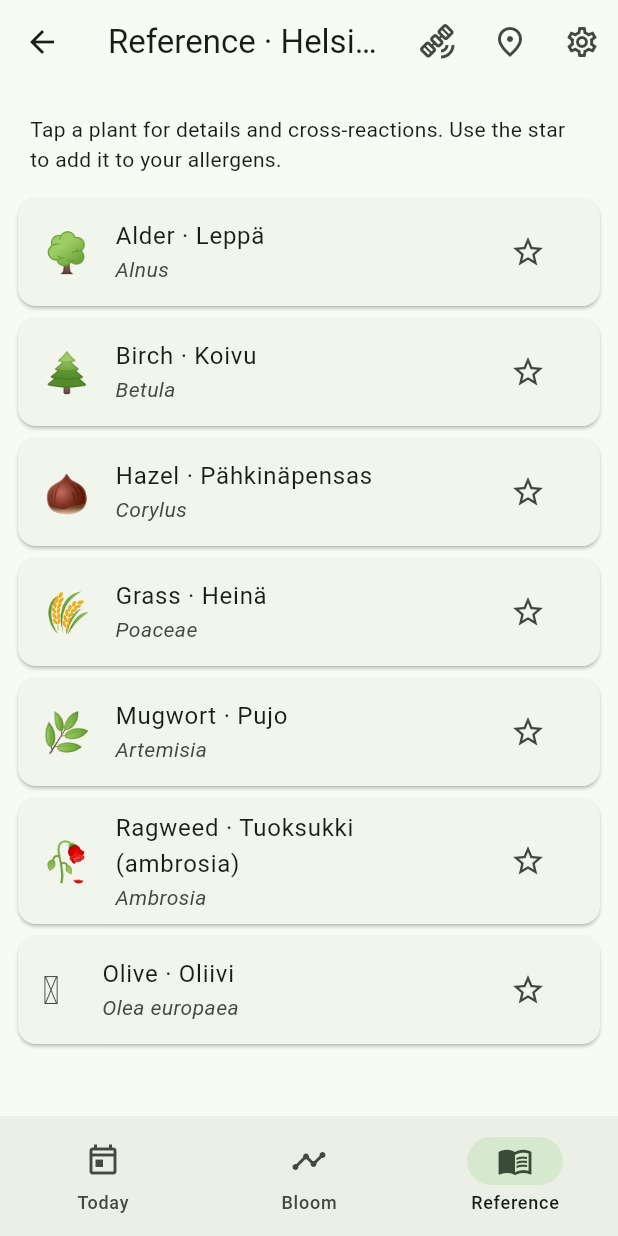
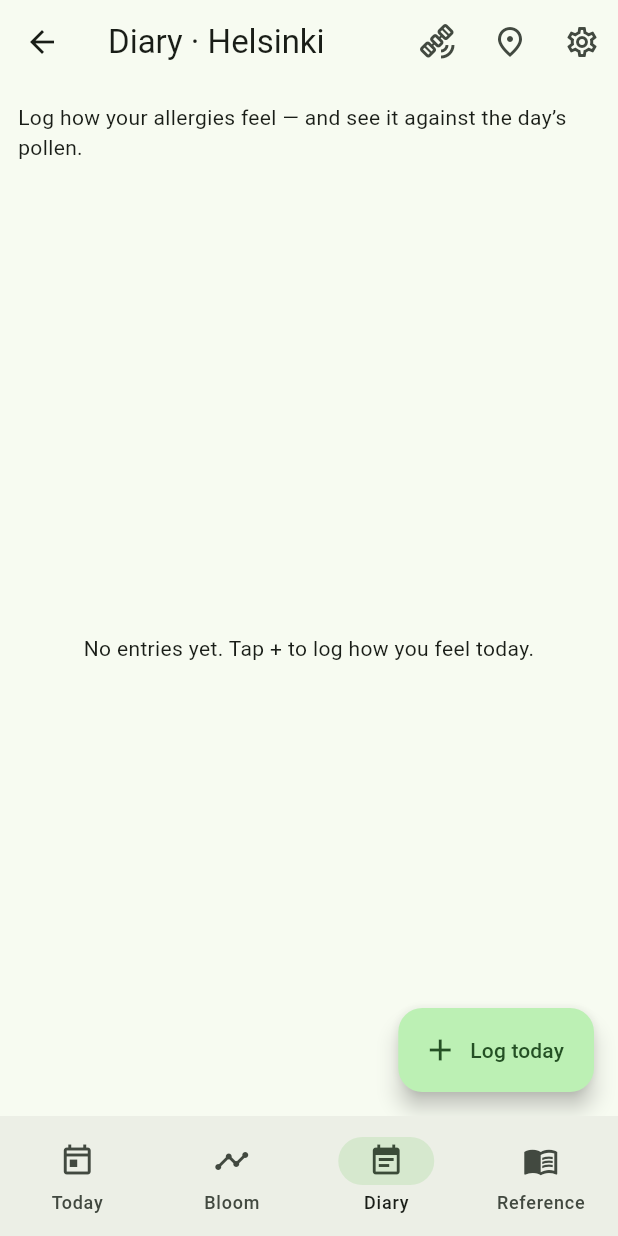
Before and after one commit to Technodystopia/Allergy, a Flutter app: the HomeShell screen opened directly, item 3 of the bottom bar chosen, on a phone screen of 412 x 824 dp. Run offline on Flutter 3.47's test engine with Material 3 defaults, Android fonts, the phone set to English and light mode, and no system bars; our stand-ins replace fl_chart, flutter_local_notifications, geocoding, geolocator, shared_preferences, timezone; accounts and stored records are empty.

Commit message:
Add symptom diary
A 4th tab to log daily symptom severity (none/mild/moderate/severe) with an
optional note. Each entry snapshots that day's worst pollen level so symptoms
can be read against exposure. Persisted to prefs; localised FI/EN. Test covers
log/replace/persist/delete.

Co-Authored-By: Claude Opus 4.8 <noreply@anthropic.com>

```diff
--- a/lib/app_state.dart
+++ b/lib/app_state.dart
@@ -41,6 +41,7 @@ class AppState extends ChangeNotifier {
   static const _kAlertHour = 'alert_hour';
   static const _kAlertMinute = 'alert_minute';
   static const _kLang = 'language';
+  static const _kDiary = 'symptom_diary';
 
   Set<String> _selected = {};
   String _homeId = 'helsinki';
@@ -52,6 +53,7 @@ class AppState extends ChangeNotifier {
   int alertHour = 7;
   int alertMinute = 0;
   AppLang _lang = AppLang.en;
+  List<SymptomEntry> _diary = [];
   AppLocation? _gpsLocation;
 
   /// True while a GPS fix is being acquired.
@@ -79,6 +81,43 @@ class AppState extends ChangeNotifier {
     _lang = lang;
     await prefs.setString(_kLang, lang == AppLang.fi ? 'fi' : 'en');
     notifyListeners();
+  }
+
+  /// Diary entries, most recent first.
+  List<SymptomEntry> get diary =>
+      [..._diary]..sort((a, b) => b.dayKey.compareTo(a.dayKey));
+
+  String _dayKey(DateTime d) =>
+      '${d.year}-${d.month.toString().padLeft(2, '0')}-${d.day.toString().padLeft(2, '0')}';
+
+  SymptomEntry? get todayEntry {
+    final key = _dayKey(DateTime.now());
+    for (final e in _diary) {
+      if (e.dayKey == key) return e;
+    }
+    return null;
+  }
+
+  /// Logs (or replaces) today's symptom entry, snapshotting today's worst level.
+  Future<void> logToday(int severity, String note) async {
+    final key = _dayKey(DateTime.now());
+    final rank = worstToday()?.level.rank ?? -1;
+    _diary.removeWhere((e) => e.dayKey == key);
+    _diary.add(SymptomEntry(
+        dayKey: key, severity: severity, pollenRank: rank, note: note));
+    await _saveDiary();
+    notifyListeners();
+  }
+
+  Future<void> deleteDiaryEntry(String dayKey) async {
+    _diary.removeWhere((e) => e.dayKey == dayKey);
+    await _saveDiary();
+    notifyListeners();
+  }
+
+  Future<void> _saveDiary() async {
+    await prefs.setString(
+        _kDiary, json.encode(_diary.map((e) => e.toJson()).toList()));
   }
 
   PollenSource get currentSource =>
@@ -120,6 +159,17 @@ class AppState extends ChangeNotifier {
     alertHour = prefs.getInt(_kAlertHour) ?? 7;
     alertMinute = prefs.getInt(_kAlertMinute) ?? 0;
     _lang = (prefs.getString(_kLang) == 'fi') ? AppLang.fi : AppLang.en;
+
+    final diaryStr = prefs.getString(_kDiary);
+    if (diaryStr != null) {
+      try {
+        _diary = (json.decode(diaryStr) as List)
+            .map((e) => SymptomEntry.fromJson(e as Map<String, dynamic>))
+            .toList();
+      } catch (_) {
+        _diary = [];
+      }
+    }
 
     final lat = prefs.getDouble(_kGpsLat);
     final lon = prefs.getDouble(_kGpsLon);
--- a/lib/l10n.dart
+++ b/lib/l10n.dart
@@ -114,6 +114,36 @@ class L10n {
   String get language => _('Language', 'Kieli');
   String get english => _('English', 'Englanti');
   String get finnish => _('Finnish', 'Suomi');
+
+  // --- diary ---
+  String get diary => _('Diary', 'Päiväkirja');
+  String get diaryHeader => _(
+      'Log how your allergies feel — and see it against the day’s pollen.',
+      'Kirjaa miltä allergiasi tuntuu — ja vertaa päivän siitepölyyn.');
+  String get diaryEmpty => _(
+      'No entries yet. Tap + to log how you feel today.',
+      'Ei merkintöjä. Napauta + kirjataksesi olosi tänään.');
+  String get logTitle => _('How do you feel today?', 'Miltä tänään tuntuu?');
+  String get noteHint => _('Note (optional)', 'Muistiinpano (valinnainen)');
+  String get save => _('Save', 'Tallenna');
+  String get logToday => _('Log today', 'Kirjaa tänään');
+  String get delete => _('Delete', 'Poista');
+  String pollenThatDay(String level) =>
+      _('Pollen: $level', 'Siitepöly: $level');
+  String get pollenUnknown => _('Pollen: n/a', 'Siitepöly: –');
+
+  String severity(int s) {
+    switch (s) {
+      case 0:
+        return _('No symptoms', 'Ei oireita');
+      case 1:
+        return _('Mild', 'Lieviä');
+      case 2:
+        return _('Moderate', 'Kohtalaisia');
+      default:
+        return _('Severe', 'Voimakkaita');
+    }
+  }
 
   // --- relative time ---
   String get justNow => _('just now', 'juuri nyt');
--- a/lib/models.dart
+++ b/lib/models.dart
@@ -230,6 +230,35 @@ class DailyPollen {
   }
 }
 
+/// A user's symptom log for one day, with a snapshot of that day's worst
+/// pollen level (so symptoms can be read against exposure later).
+class SymptomEntry {
+  final String dayKey; // yyyy-MM-dd
+  final int severity; // 0 none · 1 mild · 2 moderate · 3 severe
+  final int pollenRank; // worst PollenLevel.rank that day at log time (-1 unknown)
+  final String note;
+  const SymptomEntry({
+    required this.dayKey,
+    required this.severity,
+    required this.pollenRank,
+    this.note = '',
+  });
+
+  Map<String, dynamic> toJson() => {
+        'day': dayKey,
+        'sev': severity,
+        'rank': pollenRank,
+        if (note.isNotEmpty) 'note': note,
+      };
+
+  factory SymptomEntry.fromJson(Map<String, dynamic> j) => SymptomEntry(
+        dayKey: j['day'] as String,
+        severity: j['sev'] as int,
+        pollenRank: (j['rank'] as int?) ?? -1,
+        note: (j['note'] as String?) ?? '',
+      );
+}
+
 /// Where an allergen is in its flowering cycle right now.
 enum BloomStage {
   dormant('Pre-season', 'Not flowering yet'),
--- /dev/null
+++ b/lib/screens/diary_screen.dart
@@ -0,0 +1,154 @@
+import 'package:flutter/material.dart';
+import 'package:provider/provider.dart';
+
+import '../app_state.dart';
+import '../models.dart';
+
+/// Colours for the 4 severity levels (green → red).
+const _sevColors = [
+  Color(0xFF43A047),
+  Color(0xFFFBC02D),
+  Color(0xFFFB8C00),
+  Color(0xFFE53935),
+];
+
+class DiaryScreen extends StatelessWidget {
+  const DiaryScreen({super.key});
+
+  @override
+  Widget build(BuildContext context) {
+    final state = context.watch<AppState>();
+    final s = state.s;
+    final entries = state.diary;
+
+    return Scaffold(
+      body: Column(
+        children: [
+          Padding(
+            padding: const EdgeInsets.all(12),
+            child: Text(s.diaryHeader),
+          ),
+          if (entries.isEmpty)
+            Expanded(
+              child: Center(
+                child: Padding(
+                  padding: const EdgeInsets.all(24),
+                  child: Text(s.diaryEmpty, textAlign: TextAlign.center),
+                ),
+              ),
+            )
+          else
+            Expanded(
+              child: ListView(
+                padding: const EdgeInsets.symmetric(horizontal: 8),
+                children: entries.map((e) => _EntryCard(entry: e)).toList(),
+              ),
+            ),
+        ],
+      ),
+      floatingActionButton: FloatingActionButton.extended(
+        onPressed: () => _showLogSheet(context, state),
+        icon: const Icon(Icons.add),
+        label: Text(s.logToday),
+      ),
+    );
+  }
+}
+
+void _showLogSheet(BuildContext context, AppState state) {
+  final s = state.s;
+  final existing = state.todayEntry;
+  int severity = existing?.severity ?? 1;
+  final noteCtrl = TextEditingController(text: existing?.note ?? '');
+
+  showModalBottomSheet<void>(
+    context: context,
+    isScrollControlled: true,
+    builder: (ctx) {
+      return Padding(
+        padding: EdgeInsets.only(
+          left: 16,
+          right: 16,
+          top: 16,
+          bottom: MediaQuery.of(ctx).viewInsets.bottom + 16,
+        ),
+        child: StatefulBuilder(
+          builder: (ctx, setSheet) => Column(
+            mainAxisSize: MainAxisSize.min,
+            crossAxisAlignment: CrossAxisAlignment.start,
+            children: [
+              Text(s.logTitle, style: Theme.of(ctx).textTheme.titleLarge),
+              const SizedBox(height: 12),
+              Wrap(
+                spacing: 8,
+                children: List.generate(4, (i) {
+                  final selected = severity == i;
+                  return ChoiceChip(
+                    label: Text(s.severity(i)),
+                    selected: selected,
+                    onSelected: (_) => setSheet(() => severity = i),
+                    selectedColor: _sevColors[i].withValues(alpha: 0.35),
+                  );
+                }),
+              ),
+              const SizedBox(height: 12),
+              TextField(
+                controller: noteCtrl,
+                decoration: InputDecoration(
+                  labelText: s.noteHint,
+                  border: const OutlineInputBorder(),
+                ),
+                maxLines: 2,
+              ),
+              const SizedBox(height: 12),
+              Align(
+                alignment: Alignment.centerRight,
+                child: FilledButton(
+                  onPressed: () async {
+                    await state.logToday(severity, noteCtrl.text.trim());
+                    if (ctx.mounted) Navigator.of(ctx).pop();
+                  },
+                  child: Text(s.save),
+                ),
+              ),
+            ],
+          ),
+        ),
+      );
+    },
+  );
+}
+
+class _EntryCard extends StatelessWidget {
+  final SymptomEntry entry;
+  const _EntryCard({required this.entry});
+
+  @override
+  Widget build(BuildContext context) {
+    final state = context.watch<AppState>();
+    final s = state.s;
+    final color = _sevColors[entry.severity.clamp(0, 3)];
+    final pollen = (entry.pollenRank >= 0 &&
+            entry.pollenRank < PollenLevel.values.length)
+        ? s.pollenThatDay(s.level(PollenLevel.values[entry.pollenRank]))
+        : s.pollenUnknown;
+
+    return Card(
+      child: ListTile(
+        leading: CircleAvatar(
+          backgroundColor: color,
+          radius: 8,
+        ),
+        title: Text('${entry.dayKey} · ${s.severity(entry.severity)}'),
+        subtitle: Text(
+            '$pollen${entry.note.isNotEmpty ? '\n${entry.note}' : ''}'),
+        isThreeLine: entry.note.isNotEmpty,
+        trailing: IconButton(
+          icon: const Icon(Icons.delete_outline),
+          tooltip: s.delete,
+          onPressed: () => state.deleteDiaryEntry(entry.dayKey),
+        ),
+      ),
+    );
+  }
+}
--- a/lib/screens/home_shell.dart
+++ b/lib/screens/home_shell.dart
@@ -3,6 +3,7 @@ import 'package:provider/provider.dart';
 
 import '../app_state.dart';
 import 'bloom_screen.dart';
+import 'diary_screen.dart';
 import 'locations_screen.dart';
 import 'reference_screen.dart';
 import 'settings_screen.dart';
@@ -31,8 +32,13 @@ class _HomeShellState extends State<HomeShell> {
   Widget build(BuildContext context) {
     final state = context.watch<AppState>();
     final s = state.s;
-    final titles = [s.today, s.bloom, s.reference];
-    final pages = const [TodayScreen(), BloomScreen(), ReferenceScreen()];
+    final titles = [s.today, s.bloom, s.diary, s.reference];
+    final pages = const [
+      TodayScreen(),
+      BloomScreen(),
+      DiaryScreen(),
+      ReferenceScreen()
+    ];
 
     return Scaffold(
       appBar: AppBar(
@@ -102,6 +108,10 @@ class _HomeShellState extends State<HomeShell> {
               selectedIcon: const Icon(Icons.timeline),
               label: s.bloom),
           NavigationDestination(
+              icon: const Icon(Icons.event_note_outlined),
+              selectedIcon: const Icon(Icons.event_note),
+              label: s.diary),
+          NavigationDestination(
               icon: const Icon(Icons.menu_book_outlined),
               selectedIcon: const Icon(Icons.menu_book),
               label: s.reference),
```
Also changed, not shown: 1 other file.
